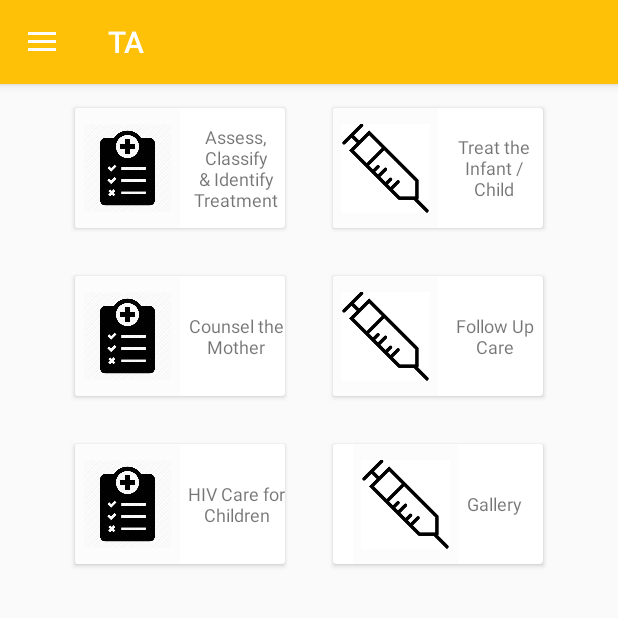
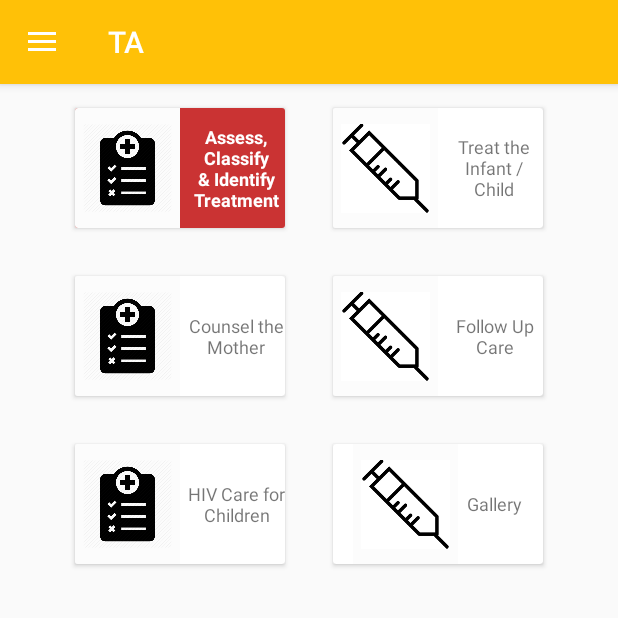
Before and after one commit to razmians/bitbytes, an Android app: the screen it shows after launch (MainActivity), on a phone screen of 412 x 824 dp, the top half of it. Run offline under Robolectric (Android 15) with nearby library versions, the phone set to English and light mode, and no system bars.

Commit message:
Update activity_main.xml

```diff
--- a/app/src/main/res/layout/activity_main.xml
+++ b/app/src/main/res/layout/activity_main.xml
@@ -31,6 +31,7 @@
                         android:layout_width="match_parent"
                         android:layout_height="match_parent"
                         android:orientation="horizontal"
+                        android:background="#ca3333"
                         android:gravity="center">
 
                         <ImageView
@@ -48,6 +49,8 @@
                             android:layout_height="wrap_content"
                             android:layout_marginStart="5dp"
                             android:gravity="center_horizontal"
+                            android:textColor="#ffffff"
+                            android:textStyle="bold"
                             android:text="@string/asses_treatment_text"
                             android:textSize="12sp" />
 
```
